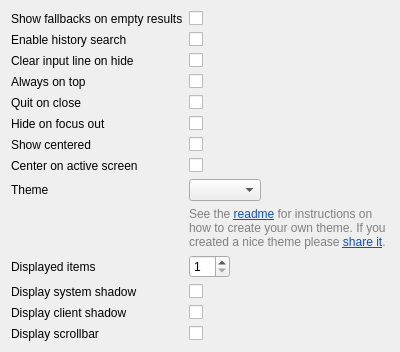
This is widgetsboxmodel/src/configwidget.ui in albertlauncher/plugins as Qt 5 draws it before an edit. The edited form follows.
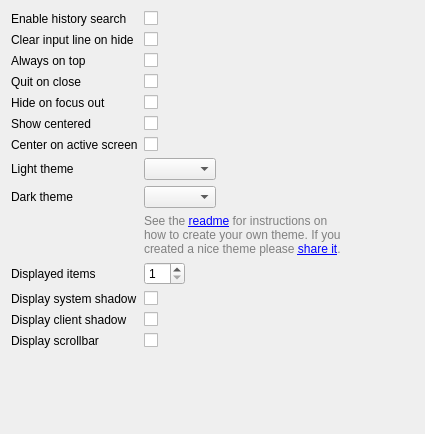
This is the edited form.

Patch:
```diff
--- a/widgetsboxmodel/src/configwidget.ui
+++ b/widgetsboxmodel/src/configwidget.ui
@@ -2,31 +2,19 @@
 <ui version="4.0">
  <class>ConfigWidget</class>
  <widget class="QWidget" name="ConfigWidget">
+  <property name="geometry">
+   <rect>
+    <x>0</x>
+    <y>0</y>
+    <width>425</width>
+    <height>434</height>
+   </rect>
+  </property>
   <property name="windowTitle">
    <string>Frontend settings</string>
   </property>
   <layout class="QFormLayout" name="formLayout">
    <item row="0" column="0">
-    <widget class="QLabel" name="label_show_fallbacks">
-     <property name="text">
-      <string>Show fallbacks on empty results</string>
-     </property>
-     <property name="buddy">
-      <cstring>checkBox_show_fallbacks</cstring>
-     </property>
-    </widget>
-   </item>
-   <item row="0" column="1">
-    <widget class="QCheckBox" name="checkBox_show_fallbacks">
-     <property name="toolTip">
-      <string>&lt;html&gt;&lt;head/&gt;&lt;body&gt;&lt;p&gt;Automatically enter the fallbacks mode if a query has no matches.&lt;/p&gt;&lt;/body&gt;&lt;/html&gt;</string>
-     </property>
-     <property name="text">
-      <string/>
-     </property>
-    </widget>
-   </item>
-   <item row="1" column="0">
     <widget class="QLabel" name="label_history_search">
      <property name="text">
       <string>Enable history search</string>
@@ -36,7 +24,7 @@
      </property>
     </widget>
    </item>
-   <item row="1" column="1">
+   <item row="0" column="1">
     <widget class="QCheckBox" name="checkBox_history_search">
      <property name="toolTip">
       <string>&lt;html&gt;&lt;head/&gt;&lt;body&gt;&lt;p&gt;Use the current input text to filter the input history.&lt;/p&gt;&lt;/body&gt;&lt;/html&gt;</string>
@@ -46,7 +34,7 @@
      </property>
     </widget>
    </item>
-   <item row="2" column="0">
+   <item row="1" column="0">
     <widget class="QLabel" name="label_clearOnHide">
      <property name="text">
       <string>Clear input line on hide</string>
@@ -56,7 +44,7 @@
      </property>
     </widget>
    </item>
-   <item row="2" column="1">
+   <item row="1" column="1">
     <widget class="QCheckBox" name="checkBox_clearOnHide">
      <property name="toolTip">
       <string>&lt;html&gt;&lt;head/&gt;&lt;body&gt;&lt;p&gt;Clear the input line when the window is hidden.&lt;/p&gt;&lt;/body&gt;&lt;/html&gt;</string>
@@ -66,7 +54,7 @@
      </property>
     </widget>
    </item>
-   <item row="3" column="0">
+   <item row="2" column="0">
     <widget class="QLabel" name="label_onTop">
      <property name="sizePolicy">
       <sizepolicy hsizetype="Minimum" vsizetype="Preferred">
@@ -82,14 +70,14 @@
      </property>
     </widget>
    </item>
-   <item row="3" column="1">
+   <item row="2" column="1">
     <widget class="QCheckBox" name="checkBox_onTop">
      <property name="toolTip">
       <string>&lt;html&gt;&lt;head/&gt;&lt;body&gt;&lt;p&gt;Let Albert stay on top of all top level windows.&lt;/p&gt;&lt;/body&gt;&lt;/html&gt;</string>
      </property>
     </widget>
    </item>
-   <item row="4" column="0">
+   <item row="3" column="0">
     <widget class="QLabel" name="label_quit_on_close">
      <property name="sizePolicy">
       <sizepolicy hsizetype="Minimum" vsizetype="Preferred">
@@ -105,14 +93,14 @@
      </property>
     </widget>
    </item>
-   <item row="4" column="1">
+   <item row="3" column="1">
     <widget class="QCheckBox" name="checkBox_quit_on_close">
      <property name="toolTip">
       <string notr="true">&lt;html&gt;&lt;head/&gt;&lt;body&gt;&lt;p&gt;Quit the application when closing Albert. Default behavior is to hide the window.&lt;/p&gt;&lt;/body&gt;&lt;/html&gt;</string>
      </property>
     </widget>
    </item>
-   <item row="5" column="0">
+   <item row="4" column="0">
     <widget class="QLabel" name="label_hideOnFocusOut">
      <property name="text">
       <string>Hide on focus out</string>
@@ -122,14 +110,14 @@
      </property>
     </widget>
    </item>
-   <item row="5" column="1">
+   <item row="4" column="1">
     <widget class="QCheckBox" name="checkBox_hideOnFocusOut">
      <property name="toolTip">
       <string>&lt;html&gt;&lt;head/&gt;&lt;body&gt;&lt;p&gt;Hide Albert if the window lost focus.&lt;/p&gt;&lt;/body&gt;&lt;/html&gt;</string>
      </property>
     </widget>
    </item>
-   <item row="6" column="0">
+   <item row="5" column="0">
     <widget class="QLabel" name="label_center">
      <property name="sizePolicy">
       <sizepolicy hsizetype="Minimum" vsizetype="Preferred">
@@ -145,21 +133,21 @@
      </property>
     </widget>
    </item>
-   <item row="6" column="1">
+   <item row="5" column="1">
     <widget class="QCheckBox" name="checkBox_center">
      <property name="toolTip">
       <string>&lt;html&gt;&lt;head/&gt;&lt;body&gt;&lt;p&gt;Position the window centered on the screen. See also &amp;quot;Center on active screen&amp;quot;.&lt;/p&gt;&lt;/body&gt;&lt;/html&gt;</string>
      </property>
     </widget>
    </item>
-   <item row="7" column="0">
+   <item row="6" column="0">
     <widget class="QLabel" name="label_followCursor">
      <property name="text">
       <string>Center on active screen</string>
      </property>
     </widget>
    </item>
-   <item row="7" column="1">
+   <item row="6" column="1">
     <widget class="QCheckBox" name="checkBox_followCursor">
      <property name="toolTip">
       <string>&lt;html&gt;&lt;head/&gt;&lt;body&gt;&lt;p&gt;Show the window on the active screen (the one containing the mouse cursor) rather than the primary one. This option applies when &amp;quot;Show centered&amp;quot; is activated, but also if the window has to be centered on another screen (e.g. because a display has been disconnected).&lt;/p&gt;&lt;/body&gt;&lt;/html&gt;</string>
@@ -169,19 +157,39 @@
      </property>
     </widget>
    </item>
+   <item row="7" column="0">
+    <widget class="QLabel" name="label_theme_light">
+     <property name="sizePolicy">
+      <sizepolicy hsizetype="Minimum" vsizetype="Preferred">
+       <horstretch>0</horstretch>
+       <verstretch>0</verstretch>
+      </sizepolicy>
+     </property>
+     <property name="text">
+      <string>Light theme</string>
+     </property>
+     <property name="buddy">
+      <cstring>comboBox_theme_light</cstring>
+     </property>
+    </widget>
+   </item>
+   <item row="7" column="1">
+    <widget class="QComboBox" name="comboBox_theme_light">
+     <property name="sizePolicy">
+      <sizepolicy hsizetype="Fixed" vsizetype="Fixed">
+       <horstretch>0</horstretch>
+       <verstretch>0</verstretch>
+      </sizepolicy>
+     </property>
+     <property name="toolTip">
+      <string>Set the color theme used in light mode.</string>
+     </property>
+    </widget>
+   </item>
    <item row="8" column="0">
-    <widget class="QLabel" name="label_style">
-     <property name="sizePolicy">
-      <sizepolicy hsizetype="Minimum" vsizetype="Preferred">
-       <horstretch>0</horstretch>
-       <verstretch>0</verstretch>
-      </sizepolicy>
-     </property>
+    <widget class="QLabel" name="label_theme_dark">
      <property name="text">
-      <string>Theme</string>
-     </property>
-     <property name="buddy">
-      <cstring>comboBox_themes</cstring>
+      <string>Dark theme</string>
      </property>
     </widget>
    </item>
@@ -213,7 +221,7 @@
       </size>
      </property>
      <property name="text">
-      <string>&lt;html&gt;&lt;head/&gt;&lt;body&gt;&lt;p&gt;&lt;span style=&quot; font-size:9pt; color:#808080;&quot;&gt;See the &lt;/span&gt;&lt;a href=&quot;https://github.com/albertlauncher/plugins/blob/master/widgetsboxmodel/README.md&quot;&gt;&lt;span style=&quot; font-size:9pt; text-decoration: underline; color:#094fd1;&quot;&gt;readme&lt;/span&gt;&lt;/a&gt;&lt;span style=&quot; font-size:9pt; color:#808080;&quot;&gt; for instructions on how to create your own theme. If you created a nice theme please &lt;/span&gt;&lt;a href=&quot;https://github.com/orgs/albertlauncher/discussions/1147&quot;&gt;&lt;span style=&quot; font-size:9pt; text-decoration: underline; color:#094fd1;&quot;&gt;share it&lt;/span&gt;&lt;/a&gt;&lt;span style=&quot; font-size:9pt; color:#808080;&quot;&gt;.&lt;/span&gt;&lt;/p&gt;&lt;/body&gt;&lt;/html&gt;</string>
+      <string>&lt;span style=&quot; font-size:9pt; color:#808080;&quot;&gt;See the &lt;a href=&quot;https://github.com/albertlauncher/plugins/blob/master/widgetsboxmodel/README.md&quot;&gt;readme&lt;/a&gt; for instructions on how to create your own theme. If you created a nice theme please &lt;a href=&quot;https://github.com/orgs/albertlauncher/discussions/1147&quot;&gt;share it&lt;/a&gt;.&lt;/span&gt;</string>
      </property>
      <property name="textFormat">
       <enum>Qt::AutoText</enum>
```
Left out of the diff: 27 changed lines with no effect on the pictures.
